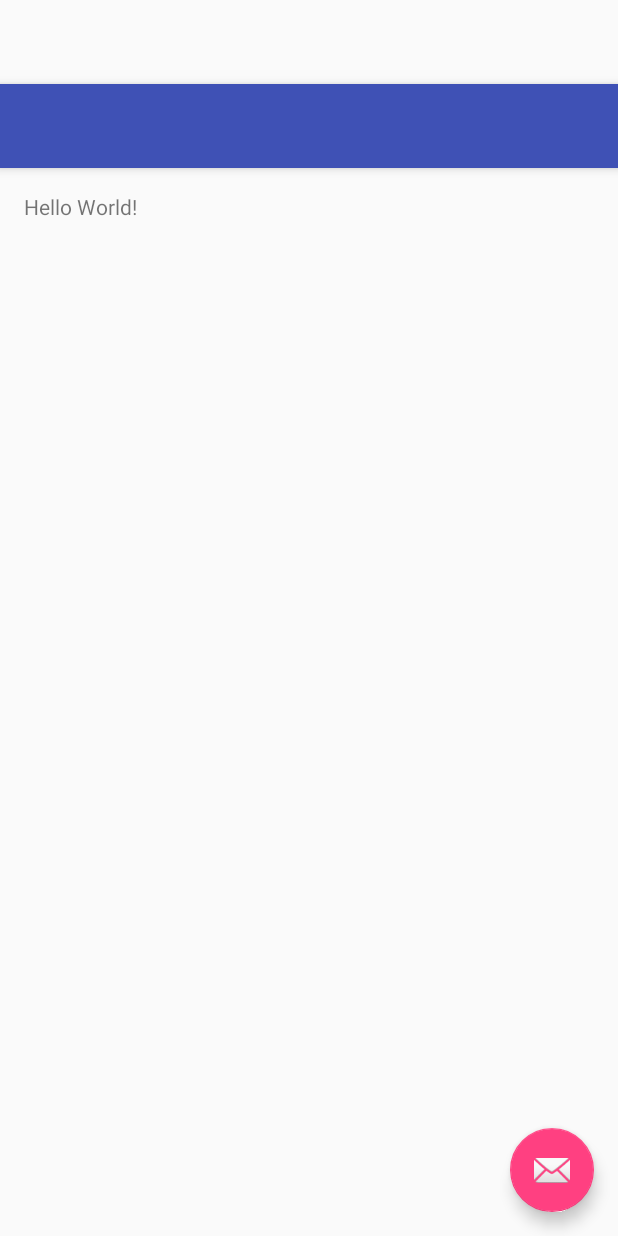
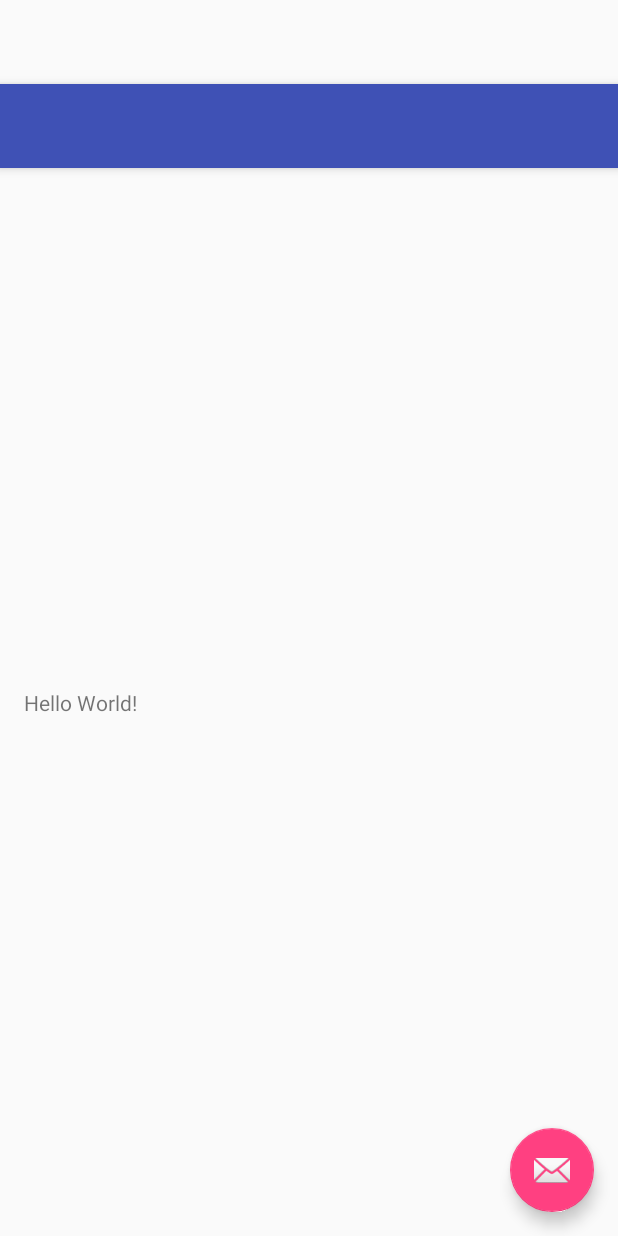
Before and after one commit to qqq3/test, an Android app: the layout activity_main.xml on its own in the app's theme, with its tools: preview values and no code run, on a phone screen of 412 x 824 dp. Run offline under Robolectric (Android 15) with nearby library versions, the phone set to English and light mode, and no system bars.

Commit message:
Add constraint layout

```diff
--- a/myapplication/build.gradle
+++ b/myapplication/build.gradle
@@ -34,5 +34,6 @@ dependencies {
     })
     compile 'com.android.support:appcompat-v7:25.1.0'
     compile 'com.android.support:design:25.1.0'
+    compile 'com.android.support.constraint:constraint-layout:1.0.0-beta4'
     testCompile 'junit:junit:4.12'
 }
--- a/myapplication/src/main/java/org/asdtm/myapplication/MainActivity.java
+++ b/myapplication/src/main/java/org/asdtm/myapplication/MainActivity.java
@@ -13,7 +13,8 @@ public class MainActivity extends AppCompatActivity {
 
     @Override
     protected void onCreate(Bundle savedInstanceState) {
-        super.onCreat
+        super.onCreate(savedInstanceState);
+        setContentView(R.layout.activity_main);
         Toolbar toolbar = (Toolbar) findViewById(R.id.toolbar);
         setSupportActionBar(toolbar);
 
--- a/myapplication/src/main/res/layout/content_main.xml
+++ b/myapplication/src/main/res/layout/content_main.xml
@@ -1,5 +1,5 @@
 <?xml version="1.0" encoding="utf-8"?>
-<RelativeLayout
+<android.support.constraint.ConstraintLayout
         xmlns:android="http://schemas.android.com/apk/res/android"
         xmlns:tools="http://schemas.android.com/tools"
         xmlns:app="http://schemas.android.com/apk/res-auto"
@@ -17,5 +17,9 @@
     <TextView
             android:layout_width="wrap_content"
             android:layout_height="wrap_content"
-            android:text="Hello World!"/>
-</RelativeLayout>
+            android:text="Hello World!"
+            app:layout_constraintLeft_toLeftOf="parent"
+            app:layout_constraintBottom_toBottomOf="parent"
+            app:layout_constraintTop_toTopOf="parent"/>
+
+</android.support.constraint.ConstraintLayout>
```
